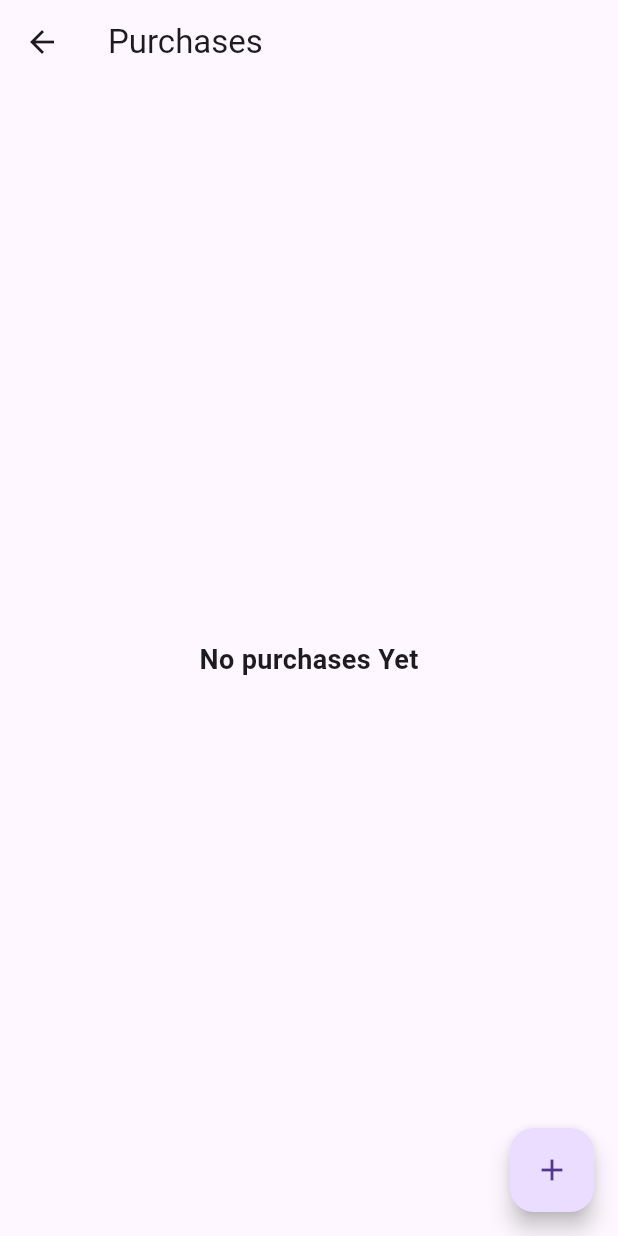
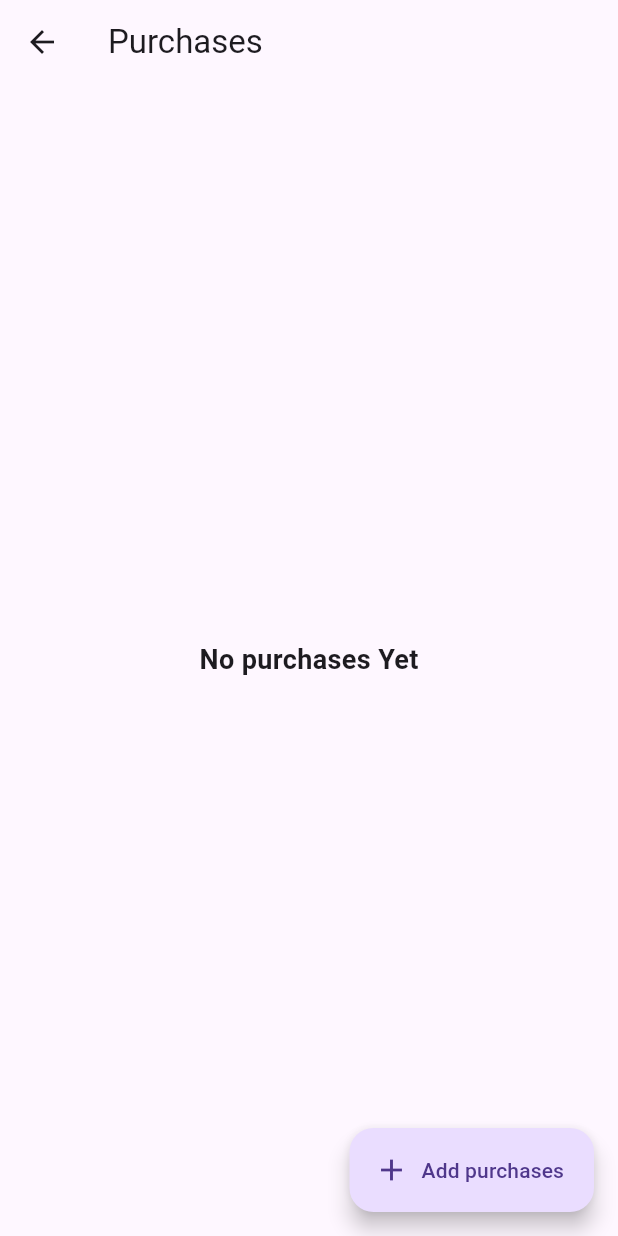
Before and after one commit to hoodpoet07/farm-management-system, a Flutter app: the screen it shows after launch, in the side drawer, after a tap on "Purchases", on a phone screen of 412 x 824 dp. Run offline on Flutter 3.47's test engine with Material 3 defaults, Android fonts, the phone set to English and light mode, and no system bars; our stand-ins replace sqflite; accounts and stored records are empty.

Commit message:
what we have so far

```diff
--- a/lib/database/database_helper.dart
+++ b/lib/database/database_helper.dart
@@ -108,17 +108,19 @@
     return List.generate(maps.length, (i) => Sale.fromMap(maps[i]));
   }
 
+  Future<double> getTotalSalesAmount() async {
+  final db = await database;
+  final result = await db.rawQuery('SELECT SUM(totalAmount) as total FROM sales');
+  return (result.first['total'] as num?)?.toDouble() ?? 0.0;
+  }
+
   Future<int> getTotalSoldByBatch(int batchId) async {
     final db = await database;
     final result = await db.rawQuery(
       'SELECT SUM(quantity) as total FROM sales WHERE batchId = ?',
       [batchId],
     );
-
-    if (result.first['total'] != null) {
-      return result.first['total'] as int;
-    }
-    return 0;
+    return (result.first['total'] as num?)?.toInt() ?? 0;
   }
   Future<int> insertChickenBatch(ChickenBatch batch) async {
     final db = await database;
@@ -135,6 +137,21 @@
       maps.length,
       (index) => ChickenBatch.fromMap(maps[index]),
     );
+  }
+
+  Future<int> getTotalChickensCount() async {
+  final db = await database;
+
+  final batchRes = await db.rawQuery('SELECT SUM(quantity) as total FROM chicken_batches');
+  final mortalityRes = await db.rawQuery('SELECT SUM(quantity) as total FROM mortality');
+  final salesRes = await db.rawQuery('SELECT SUM(quantity) as total FROM sales');
+
+  final totalBatches = (batchRes.first['total'] as num?)?.toInt() ?? 0;
+  final totalMortality = (mortalityRes.first['total'] as num?)?.toInt() ?? 0;
+  final totalSales = (salesRes.first['total'] as num?)?.toInt() ?? 0;
+
+  final remaining = totalBatches - totalMortality - totalSales;
+  return remaining < 0 ? 0 : remaining;
   }
 
   Future<int> insertExpense(Expense expense) async{
@@ -155,6 +172,12 @@
     );
   }
 
+  Future<double> getTotalExpensesAmount() async {
+  final db = await database;
+  final result = await db.rawQuery('SELECT SUM(amount) as total FROM expenses');
+  return (result.first['total'] as num?)?.toDouble() ?? 0.0;
+  }
+
   Future<int> updateExpense(Expense expense) async{
     final db = await database;
     return await db.update(
@@ -163,6 +186,11 @@
       where: 'id=?',
       whereArgs: [expense.id],
     );
+  }
+  Future<double> getTotalPurchasesAmount() async {
+  final db = await database;
+  final result = await db.rawQuery('SELECT SUM(totalPrice) as total FROM purchases');
+  return (result.first['total'] as num?)?.toDouble() ?? 0.0;
   }
 
   Future<int> deleteExpense(int id) async{
--- a/lib/models/chicken_batch.dart
+++ b/lib/models/chicken_batch.dart
@@ -21,7 +21,7 @@ class ChickenBatch{
       'batchName': batchName,
       'breed': breed,
       'quantity': quantity,
-      'dateReceived': arrivalDate,
+      'arrivalDate': arrivalDate,
       'costPerBird': costPerBird,
     };
   }
@@ -32,7 +32,7 @@ class ChickenBatch{
       batchName: map['batchName'],
       breed: map['breed'],
       quantity: map['quantity'],
-      arrivalDate: map['dateReceived'],
+      arrivalDate: map['arrivalDate'],
       costPerBird: map['costPerBird'],
     );
   }
--- a/lib/screens/chicken/add_chicken_batch_screen.dart
+++ b/lib/screens/chicken/add_chicken_batch_screen.dart
@@ -44,7 +44,7 @@ class _AddChickenBatchScreenState extends State<AddChickenBatchScreen> {
       if (mounted){
       Navigator.pop(context, true);
       }
-    }catch(e, stack){
+    }catch(e){
       print(" the error is below this line");
       print(e);
     }
@@ -136,10 +136,10 @@ class _AddChickenBatchScreenState extends State<AddChickenBatchScreen> {
                 child: ElevatedButton.icon(
                   style: ElevatedButton.styleFrom(backgroundColor: Colors.green),
                   onPressed: _saveBatch,
-                  icon: const Icon(Icons.save),
+                  icon: const Icon(Icons.save, color: Colors.white,),
                   label: const Text(
                     "Save Batch",
-                    style: TextStyle(fontSize: 18),
+                    style: TextStyle(fontSize: 18,color: Colors.white),
                   ),
                 ),
               ),
--- a/lib/screens/chicken/chicken_stock_screen.dart
+++ b/lib/screens/chicken/chicken_stock_screen.dart
@@ -4,7 +4,6 @@ import '../../database/database_helper.dart';
 import '../../models/chicken_batch.dart';
 import 'add_chicken_batch_screen.dart';
 import 'record_mortality_screen.dart';
-import '../sales/sales_screen.dart';
 
 class ChickenStockScreen extends StatefulWidget {
   const ChickenStockScreen({super.key});
--- a/lib/screens/dashboard/dashboard_screen.dart
+++ b/lib/screens/dashboard/dashboard_screen.dart
@@ -83,11 +83,11 @@ class _DashboardScreenState extends State<DashboardScreen> {
                       child: Icon(
                         Icons.agriculture,
                         size: 40,
-                        color: Colors.green,
+                        color: Color.fromRGBO(16, 6, 51, 1),
                       ),
                     ),
                     decoration: const BoxDecoration(
-                      color: Colors.green,
+                      color: Color.fromRGBO(16,6,51,1),
                     ),
                   ),
 
@@ -145,9 +145,9 @@ class _DashboardScreenState extends State<DashboardScreen> {
                       Navigator.push(
                         context,
                         MaterialPageRoute(
-                          builder: (context) => const ChickenStockScreen()
+                          builder: (context) => const ChickenStockScreen(),
                         ),
-                      );
+                      ).then((_) => _loadDashboard());
                     },
                   ),
 
@@ -158,9 +158,9 @@ class _DashboardScreenState extends State<DashboardScreen> {
                       Navigator.push(
                         context,
                         MaterialPageRoute(
-                          builder: (context) => const FeedInventoryScreen()
+                          builder: (context) => const FeedInventoryScreen(),
                         ),
-                      );
+                      ).then((_) => _loadDashboard());
                     },
                   ),
 
@@ -171,9 +171,9 @@ class _DashboardScreenState extends State<DashboardScreen> {
                       Navigator.push(
                         context,
                         MaterialPageRoute(
-                          builder: (context) => const ReportsScreen()
-                        )
-                      );
+                          builder: (context) => const ReportsScreen(),
+                        ),
+                      ).then((_) => _loadDashboard());
                     },
                   ),
 
@@ -184,9 +184,9 @@ class _DashboardScreenState extends State<DashboardScreen> {
                       Navigator.push(
                         context,
                         MaterialPageRoute(
-                          builder: (context) => const VirtualScreen()
-                        )
-                      );
+                          builder: (context) => const VirtualScreen(),
+                        ),
+                      ).then((_) => _loadDashboard());
                     },
                   ),
 
@@ -197,9 +197,9 @@ class _DashboardScreenState extends State<DashboardScreen> {
                       Navigator.push(
                         context,
                         MaterialPageRoute(
-                          builder: (context) => const LoginScreen()
-                        )
-                      );
+                          builder: (context) => const LoginScreen(),
+                        ),
+                      ).then((_) => _loadDashboard());
                     },
                   ),
                 ],
@@ -308,7 +308,7 @@ class _DashboardScreenState extends State<DashboardScreen> {
                   DashboardCard(
                     icon: Icons.shopping_cart,
                     title: "Purchases",
-                    value: "\$${summary?.totalExpenses != null ? summary!.totalExpenses.toStringAsFixed(2) : "0.00"}",
+                    value: "\$${summary?.totalPurchases != null ? summary!.totalPurchases.toStringAsFixed(2) : "0.00"}",
                     color: Colors.green,
                   ),
 
@@ -325,17 +325,12 @@ class _DashboardScreenState extends State<DashboardScreen> {
                     value: "\$${summary?.totalExpenses != null ? summary!.totalExpenses.toStringAsFixed(2) : "0.00"}",
                     color: Colors.green,
                   ),
-
                 ],
               ),
             ),
-
           ],
         ),
       ),
     );
-
   }
-
-
 }
--- a/lib/screens/expenses/expenses_screen.dart
+++ b/lib/screens/expenses/expenses_screen.dart
@@ -83,7 +83,9 @@ class _ExpensesScreenState extends State<ExpensesScreen> {
               );
             },
           ),
-      floatingActionButton: FloatingActionButton(
+      floatingActionButton: FloatingActionButton.extended(
+        icon: const Icon(Icons.add),
+        label: const Text("Add expense"),
         onPressed: () async {
           final Expense? expense = await Navigator.push(
             context,
@@ -97,7 +99,7 @@ class _ExpensesScreenState extends State<ExpensesScreen> {
           _loadExpenses();
         }
       },
-        child: const Icon(Icons.add),
+
       )
     );
   }
--- a/lib/screens/purchases/purchases_screen.dart
+++ b/lib/screens/purchases/purchases_screen.dart
@@ -65,7 +65,9 @@ class _PurchasesScreenState extends State<PurchasesScreen> {
             );
           },
         ),
-        floatingActionButton: FloatingActionButton(
+        floatingActionButton: FloatingActionButton.extended(
+          icon: const Icon(Icons.add),
+          label: const Text("Add purchases"),
           onPressed: () async {
             final Purchase? purchase = await Navigator.push(
               context,
@@ -79,7 +81,6 @@ class _PurchasesScreenState extends State<PurchasesScreen> {
               _loadPurchases();
             }
           },
-          child: const Icon(Icons.add),
         ),
     );
   }
--- a/lib/services/dashboard_service.dart
+++ b/lib/services/dashboard_service.dart
@@ -3,31 +3,17 @@ import '../models/dashboard_summary.dart';
 
 class DashboardService {
 
-  Future<DashboardSummary> getSummary() async {
-
-    final expenses =
-        await DatabaseHelper.instance.getAllExpenses();
-
-    final purchases =
-        await DatabaseHelper.instance.getAllPurchases();
-
-    double totalExpenses = 0;
-
-    for (final expense in expenses) {
-      totalExpenses += expense.amount;
-    }
-
-    double totalPurchases = 0;
-
-    for (final purchase in purchases) {
-      totalPurchases += purchase.totalPrice;
-    }
+    Future<DashboardSummary> getSummary() async {
+    final totalExpenses = await DatabaseHelper.instance.getTotalExpensesAmount();
+    final totalPurchases = await DatabaseHelper.instance.getTotalPurchasesAmount();
+    final chickens = await DatabaseHelper.instance.getTotalChickensCount();
+    final sales = await DatabaseHelper.instance.getTotalSalesAmount();
 
     return DashboardSummary(
       totalExpenses: totalExpenses,
-      totalSales: 0,
+      totalSales: sales,
       totalPurchases: totalPurchases,
-      totalChickens: 0,
+      totalChickens: chickens,
       feedRemaining: 0,
     );
   }
```
